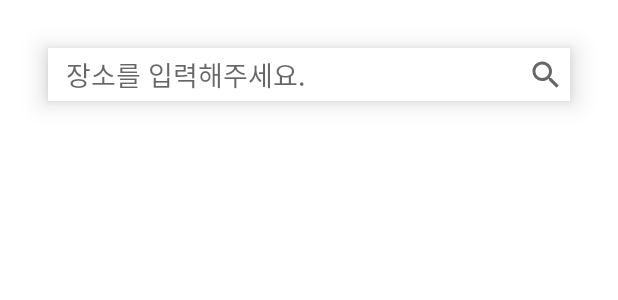
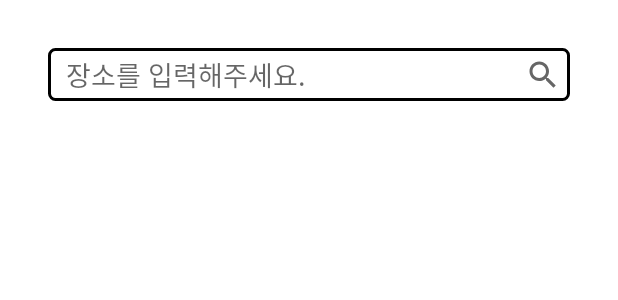
Before and after one commit to YONGJAEEE/Covid19_Detector, an Android app: the layout activity_search.xml on its own in the app's theme, with its tools: preview values and no code run, on a phone screen of 412 x 824 dp. Shown: the top 300 px of the screen. Run offline under Robolectric (Android 15) with nearby library versions, the phone set to English and light mode, and no system bars.

```diff
--- /dev/null
+++ b/Android/Covid19Detector/app/src/main/res/drawable/edittext_design.xml
@@ -0,0 +1,25 @@
+<?xml version="1.0" encoding="utf-8"?>
+
+<selector xmlns:android="http://schemas.android.com/apk/res/android">
+
+    <item android:state_focused="true">
+        <shape xmlns:android="http://schemas.android.com/apk/res/android" android:shape="rectangle">
+            <stroke
+                android:width="1dp"
+                android:color="#5555FF" />
+            <corners android:radius="4dp"/>
+            <solid
+                android:color="#FFFFFF" />
+        </shape>
+    </item>
+    <item android:state_focused="false">
+        <shape xmlns:android="http://schemas.android.com/apk/res/android" android:shape="rectangle">
+            <stroke
+                android:width="2dp"
+                android:color="#000000" />
+            <corners android:radius="4dp"/>
+            <solid
+                android:color="#FFFFFF" />
+        </shape>
+    </item>
+</selector>
--- a/Android/Covid19Detector/app/src/main/res/layout/activity_search.xml
+++ b/Android/Covid19Detector/app/src/main/res/layout/activity_search.xml
@@ -14,8 +14,7 @@
         android:layout_height="35dp"
         android:layout_margin="32dp"
         android:layout_marginTop="8dp"
-        android:elevation="10dp"
-        android:background="@color/white"
+        android:background="@drawable/edittext_design"
         app:layout_constraintTop_toTopOf="parent"
         app:layout_constraintStart_toStartOf="parent"
         app:layout_constraintEnd_toEndOf="parent"
@@ -34,9 +33,10 @@
 
         <ImageButton
             android:id="@+id/btn_search"
-            android:layout_width="32dp"
-            android:layout_height="32dp"
+            android:layout_width="30dp"
+            android:layout_height="30dp"
             android:layout_gravity="center_vertical"
+            android:layout_marginEnd="3dp"
             android:background="#fff"
             android:src="@drawable/ic_search"
             app:layout_constraintBottom_toBottomOf="parent"
--- a/Android/Covid19Detector/app/src/main/res/layout/activity_splash.xml
+++ b/Android/Covid19Detector/app/src/main/res/layout/activity_splash.xml
@@ -6,7 +6,7 @@
     android:layout_height="match_parent"
     android:background="#260273"
     android:orientation="vertical"
-    tools:context=".Splash">
+    tools:context=".view.Splash">
 
     <ImageView
         android:id="@+id/logo"
@@ -28,5 +28,5 @@
         app:layout_constraintEnd_toEndOf="parent"
         app:layout_constraintStart_toStartOf="parent"
         app:layout_constraintTop_toTopOf="parent"
-        app:srcCompat="@drawable/Coala" />
+        app:srcCompat="@drawable/coala" />
 </androidx.constraintlayout.widget.ConstraintLayout>
```
Also changed, not shown: Android/Covid19Detector/app/src/main/AndroidManifest.xml (+9 -9 lines), Android/Covid19Detector/app/src/main/java/com/example/covid19detector/view/MainActivity.kt (+23 -11 lines), Android/Covid19Detector/app/src/main/java/com/example/covid19detector/view/Splash.kt (+7 -4 lines), Android/Covid19Detector/app/src/main/res/layout/activity_main.xml (+7 -5 lines), Android/Covid19Detector/app/src/main/res/drawable-v24/coala.png (added), Android/Covid19Detector/app/src/main/res/drawable-v24/logo.png (added).
